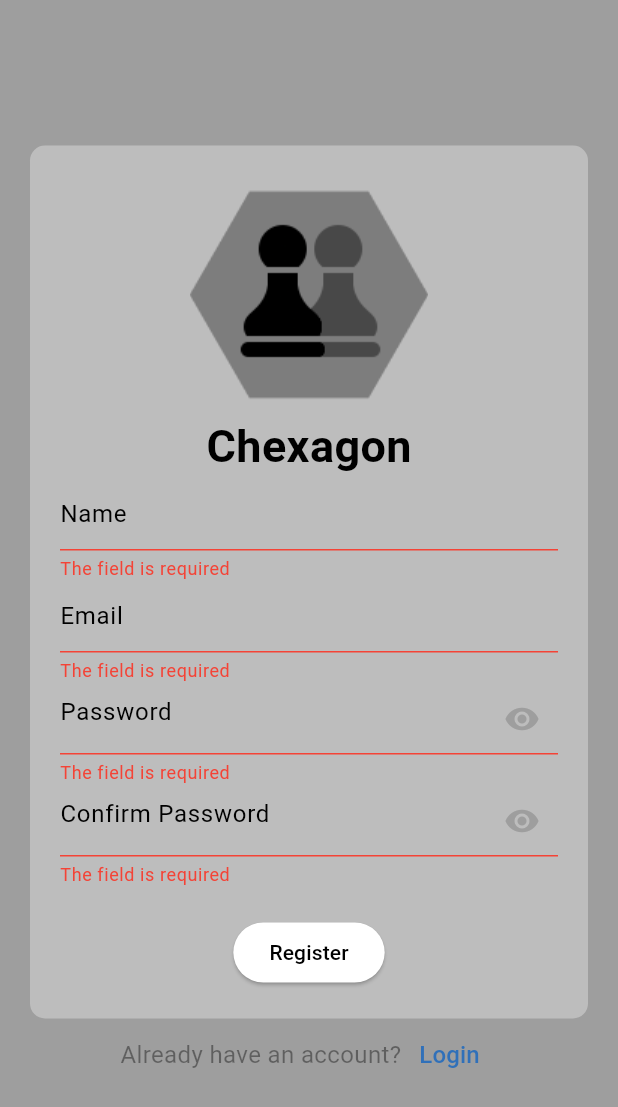
After one commit to Blasix/chexagon, a Flutter app: the RegisterScreen screen opened by its route, after a tap on "Register", on a phone screen of 412 x 824 dp. The commit adds this screen. Shown: the top 1107 px of the screen. Run offline on Flutter 3.47's test engine with Material 2 defaults, Android fonts, the phone set to English and light mode, and no system bars; our stand-ins replace cloud_firestore, firebase_auth, firebase_core, flutter_hooks, font_awesome_flutter, form_validator and 6 more; missing offline and left inert: assorted_layout_widgets, firebase_app_check, hexagon; accounts and stored records are empty; generated files the repository leaves out were written again.

Commit message:
added loading screens

```diff
--- a/lib/screens/auth/register.dart
+++ b/lib/screens/auth/register.dart
@@ -8,6 +8,7 @@ import 'package:hooks_riverpod/hooks_riverpod.dart';
 
 import '../../consts/colors.dart';
 import '../../helper/message_helper.dart';
+import '../../services/loading_service.dart';
 
 final _obscureProvider = StateProvider((ref) => true);
 
@@ -17,10 +18,12 @@ Future<void> register(
     TextEditingController nameController,
     TextEditingController emailController,
     TextEditingController passwordController,
-    TextEditingController confirmPasswordController) async {
+    TextEditingController confirmPasswordController,
+    StateController<bool> loading) async {
   final isValid = formKey.currentState!.validate();
   FocusScope.of(context).unfocus();
   if (isValid) {
+    loading.state = true;
     try {
       final userCredential = await FirebaseAuth.instance
           .createUserWithEmailAndPassword(
@@ -36,13 +39,16 @@ Future<void> register(
         'createdAt': Timestamp.now(),
       });
       if (context.mounted) {
+        loading.state = false;
         showSuccesSnackbar(context, 'Succesfully registered!');
         context.go('/');
       }
     } on FirebaseException catch (error) {
+      loading.state = false;
       if (context.mounted) showErrorSnackbar(context, error.message);
       return;
     } catch (error) {
+      loading.state = false;
       if (context.mounted) showErrorSnackbar(context, error.toString());
       return;
     }
@@ -63,9 +69,11 @@ class RegisterScreen extends HookConsumerWidget {
     final passwordFocusNode = useFocusNode();
     final confirmPasswordFocusNode = useFocusNode();
     final StateController<bool> obscure = ref.watch(_obscureProvider.notifier);
+    final StateController<bool> loading = ref.watch(loadingProvider.notifier);
     final isObscure = ref.watch(_obscureProvider);
 
-    return Scaffold(
+    return LoadingManager(
+      child: Scaffold(
         backgroundColor: bgColor,
         body: Padding(
           padding: const EdgeInsets.all(20),
@@ -158,7 +166,8 @@ class RegisterScreen extends HookConsumerWidget {
                                       nameController,
                                       emailController,
                                       passwordController,
-                                    confirmPasswordController);
+                                      confirmPasswordController,
+                                      loading);
                                 },
                                 obscureText: isObscure,
                                 decoration: InputDecoration(
@@ -197,7 +206,8 @@ class RegisterScreen extends HookConsumerWidget {
                                 nameController,
                                 emailController,
                                 passwordController,
-                              confirmPasswordController);
+                                confirmPasswordController,
+                                loading);
                           },
                           child: const Text('Register'),
                         ),
@@ -234,6 +244,7 @@ class RegisterScreen extends HookConsumerWidget {
             ),
           ),
         ),
+      ),
     );
   }
 }
--- /dev/null
+++ b/lib/services/loading_service.dart
@@ -0,0 +1,32 @@
+import 'package:flutter/material.dart';
+import 'package:hooks_riverpod/hooks_riverpod.dart';
+
+final loadingProvider = StateProvider<bool>((ref) => false);
+
+class LoadingManager extends ConsumerWidget {
+  const LoadingManager({super.key, required this.child});
+
+  final Widget child;
+
+  @override
+  Widget build(BuildContext context, WidgetRef ref) {
+    final isLoading = ref.watch(loadingProvider);
+    return Stack(
+      children: [
+        child,
+        isLoading
+            ? Container(
+                height: MediaQuery.of(context).size.height,
+                width: MediaQuery.of(context).size.width,
+                color: Colors.black.withOpacity(0.7),
+                child: const Center(
+                  child: CircularProgressIndicator(
+                    color: Colors.white,
+                  ),
+                ),
+              )
+            : const SizedBox(),
+      ],
+    );
+  }
+}
```
Also changed, not shown: lib/screens/auth/login.dart (+13 -4 lines). Lines whose indentation alone changed are shown as unchanged.
